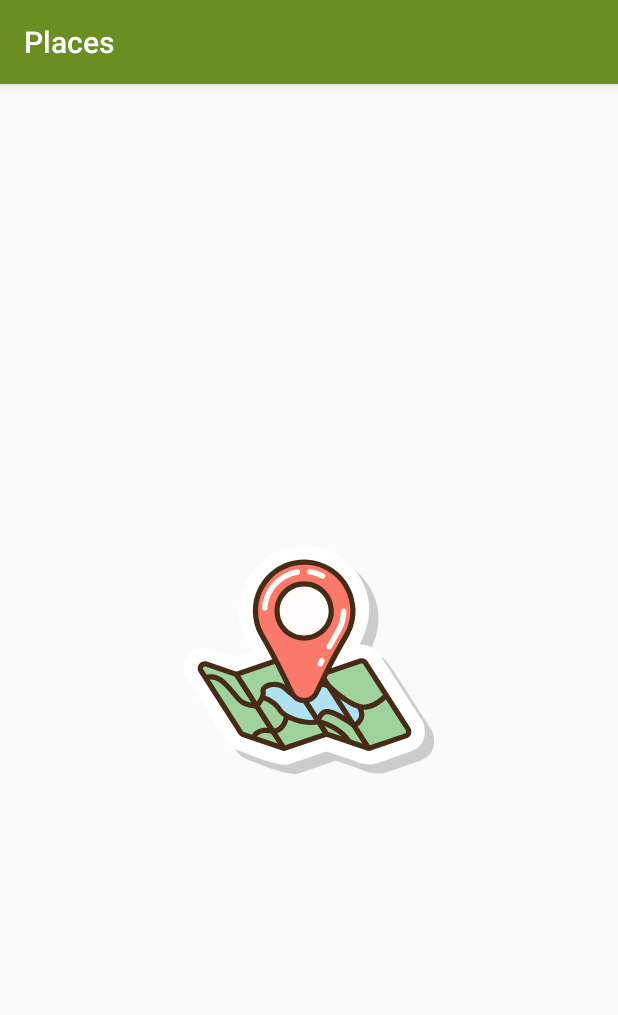
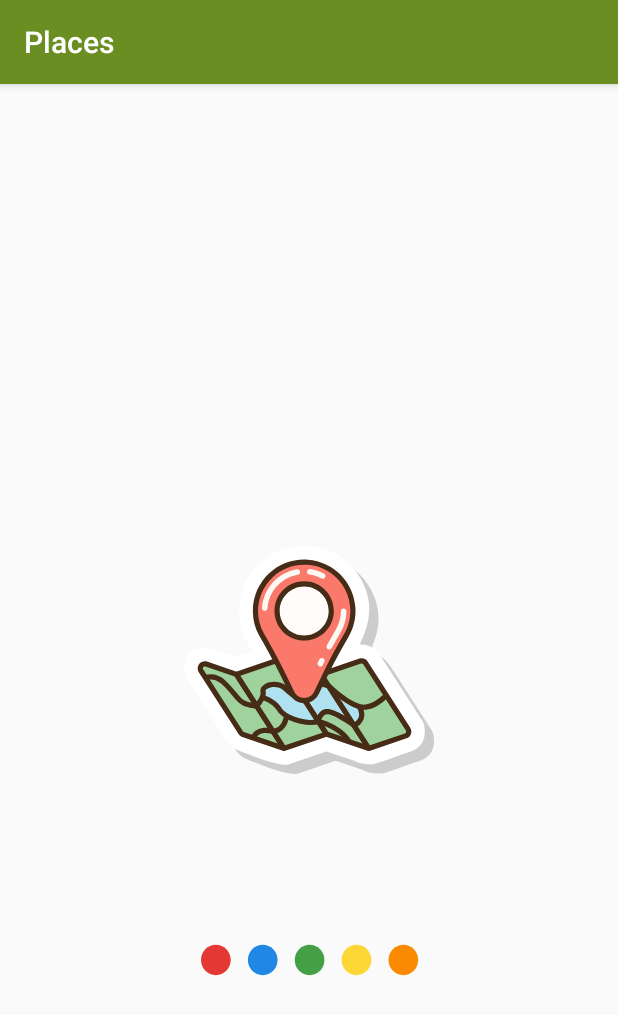
Before and after one commit to rohitksingh/Android-Places-App, an Android app: the screen it shows after launch (SplashActivity), on a phone screen of 412 x 824 dp. Shown: the top 1015 px of the screen. Run offline under Robolectric (Android 15) with nearby library versions, the phone set to English and light mode, and no system bars; network calls fail.

Commit message:
Addd loading animation in splash activity

```diff
--- a/app/src/main/res/layout/activity_splash.xml
+++ b/app/src/main/res/layout/activity_splash.xml
@@ -11,4 +11,14 @@
         app:lottie_autoPlay="true"
         app:lottie_fileName="splash_anim.json"
         />
+    <com.airbnb.lottie.LottieAnimationView
+        android:id="@+id/loadingballs"
+        android:layout_width="200dp"
+        android:layout_height="200dp"
+        app:lottie_autoPlay="true"
+        app:lottie_loop="true"
+        app:lottie_fileName="loading_balls.json"
+        android:layout_below="@id/splash_anim"
+        android:layout_centerHorizontal="true"
+        />
 </RelativeLayout>
```
Also changed, not shown: app/src/main/assets/loading_balls.json (added, +1 -0 lines).
